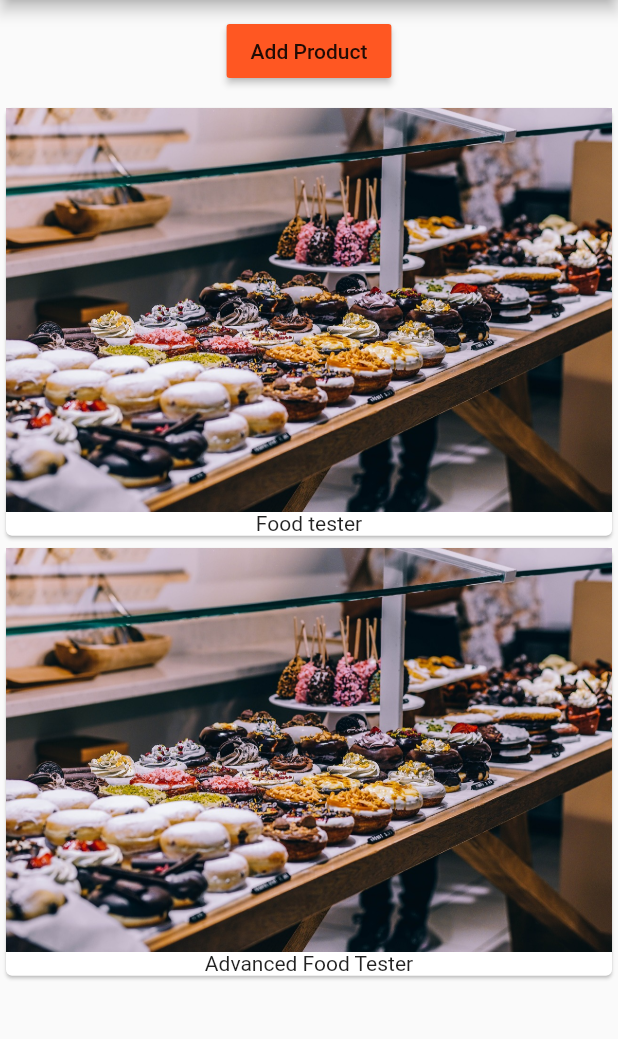
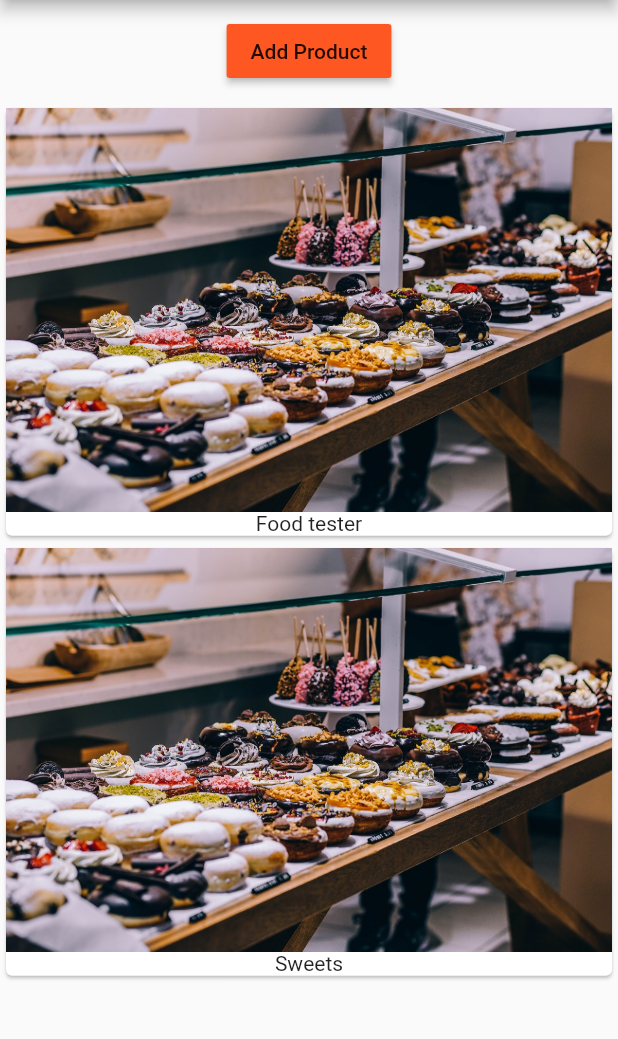
Before and after one commit to AmirVagapov/FlutterFirstApp, a Flutter app: the screen it shows after launch, after a tap on "Add Product", on a phone screen of 412 x 824 dp, the part 84-1123 px from its top. Run offline on Flutter 3.47's test engine with Material 2 defaults, Android fonts, the phone set to English and light mode, and no system bars.

Commit message:
ProductControl allocated in a separate class

```diff
--- a/lib/main.dart
+++ b/lib/main.dart
@@ -10,12 +10,15 @@ class MyApp extends StatelessWidget {
   Widget build(BuildContext context) {
     return MaterialApp(
       theme: ThemeData(
-          primarySwatch: Colors.deepOrange, accentColor: Colors.purple, brightness: Brightness.light),
+         // buttonTheme: ButtonThemeData(buttonColor: Colors.lightBlue),
+          primarySwatch: Colors.deepOrange,
+          accentColor: Colors.purple,
+          brightness: Brightness.light),
       home: Scaffold(
         appBar: AppBar(
           title: Text('EasyList'),
         ),
-        body: ProductManager('Food tester'),
+        body: ProductManager(startingProduct: 'Food tester'),
       ),
     );
   }
--- /dev/null
+++ b/lib/product_control.dart
@@ -0,0 +1,18 @@
+import 'package:flutter/material.dart';
+
+class ProductControl extends StatelessWidget {
+  final Function addProduct;
+
+  ProductControl(this.addProduct);
+
+  @override
+  Widget build(BuildContext context) {
+    return RaisedButton(
+      color: Theme.of(context).primaryColor,
+      onPressed: () {
+        addProduct("Sweets");
+      },
+      child: Text('Add Product'),
+    );
+  }
+}
--- a/lib/product_manager.dart
+++ b/lib/product_manager.dart
@@ -1,10 +1,11 @@
 import 'package:flutter/material.dart';
+import 'package:flutter_course/product_control.dart';
 import 'package:flutter_course/products.dart';
 
 class ProductManager extends StatefulWidget {
   final String startingProduct;
 
-  ProductManager(this.startingProduct);
+  ProductManager({this.startingProduct = 'Sweets Tester'});
 
   @override
   State<StatefulWidget> createState() {
@@ -26,18 +27,16 @@ class ProductManagerState extends State<ProductManager> {
     super.didUpdateWidget(oldWidget);
   }
 
+  void _addProduct(String product) {
+    setState(() => _products.add(product));
+  }
+
   @override
   Widget build(BuildContext context) {
     return Column(children: [
       Container(
         margin: EdgeInsets.all(10.0),
-        child: RaisedButton(
-          color: Theme.of(context).primaryColor,
-          onPressed: () {
-            setState(() => _products.add('Advanced Food Tester'));
-          },
-          child: Text('Add Product'),
-        ),
+        child: ProductControl(_addProduct),
       ),
       Products(_products)
     ]);
--- a/lib/products.dart
+++ b/lib/products.dart
@@ -3,7 +3,7 @@ import 'package:flutter/material.dart';
 class Products extends StatelessWidget {
   final List<String> products;
 
-  Products(this.products);
+  Products([this.products = const []]);
 
   @override
   Widget build(BuildContext context) {
```
Also changed, not shown: first_practice_lesson/lib/main.dart (added, +20 -0 lines), first_practice_lesson/lib/text_control.dart (added, +42 -0 lines), first_practice_lesson/lib/text_output.dart (added, +15 -0 lines), first_practice_lesson/pubspec.yaml (added, +72 -0 lines), first_practice_lesson/pubspec.lock (added), 54 other files.
